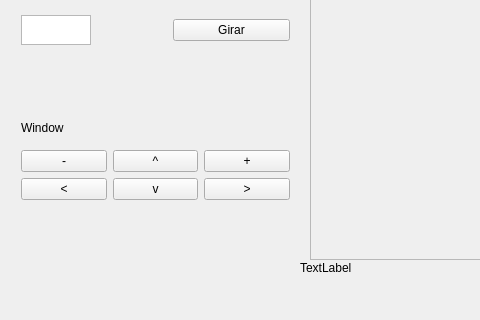
joaozeni/Trab1_CG_ClaudioJoao, file mainwindow.ui: the form before one commit; both pictures show x 0 to 480 and y 307 to 627 of the 1177 by 627 pixel window.
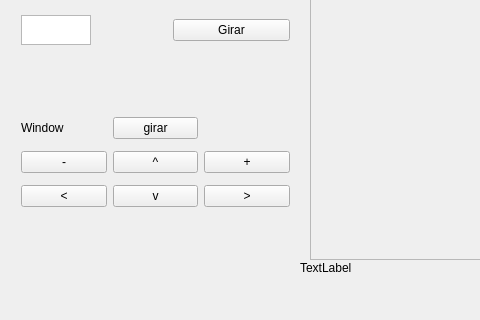
The form after the commit. Custom widgets are drawn as their Qt base class.

Commit message: added the rotate button in the gui

Patch:
```diff
--- a/mainwindow.ui
+++ b/mainwindow.ui
@@ -543,7 +543,7 @@
       <x>10</x>
       <y>390</y>
       <width>291</width>
-      <height>111</height>
+      <height>127</height>
      </rect>
     </property>
     <layout class="QGridLayout" name="gridLayout_4">
@@ -596,6 +596,13 @@
        </property>
       </widget>
      </item>
+     <item row="0" column="1">
+      <widget class="QPushButton" name="buttonrotatewindow">
+       <property name="text">
+        <string>girar</string>
+       </property>
+      </widget>
+     </item>
     </layout>
    </widget>
    <widget class="QLabel" name="label_botlef">
```
Left out of the diff: 2 changed lines with no effect on the pictures. The commit also changes 4 other files.
